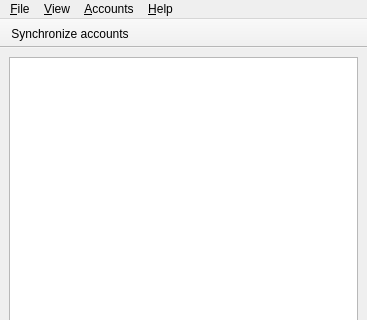
Qt form branches/backend_split/qtui/mainwindow.ui (pierrejean-coudert/pwytter) before a commit; both pictures show x 0 to 367 and y 0 to 320 of the 367 by 823 pixel window.
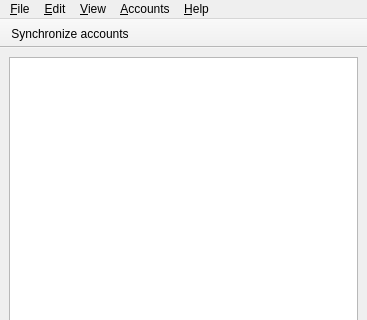
The same form after that commit. Icons and pictures are not drawn. Custom widgets are drawn as their Qt base class.

What changed in the file:
```diff
--- a/branches/backend_split/qtui/mainwindow.ui
+++ b/branches/backend_split/qtui/mainwindow.ui
@@ -210,7 +210,14 @@
     <addaction name="separator" />
     <addaction name="AboutAction" />
    </widget>
+   <widget class="QMenu" name="menu_Edit" >
+    <property name="title" >
+     <string>&amp;Edit</string>
+    </property>
+    <addaction name="PreferencesAction" />
+   </widget>
    <addaction name="menuFile" />
+   <addaction name="menu_Edit" />
    <addaction name="menuView" />
    <addaction name="menuAccounts" />
    <addaction name="menu_Help" />
```
Left out of the diff: 13 changed lines with no effect on the pictures.
